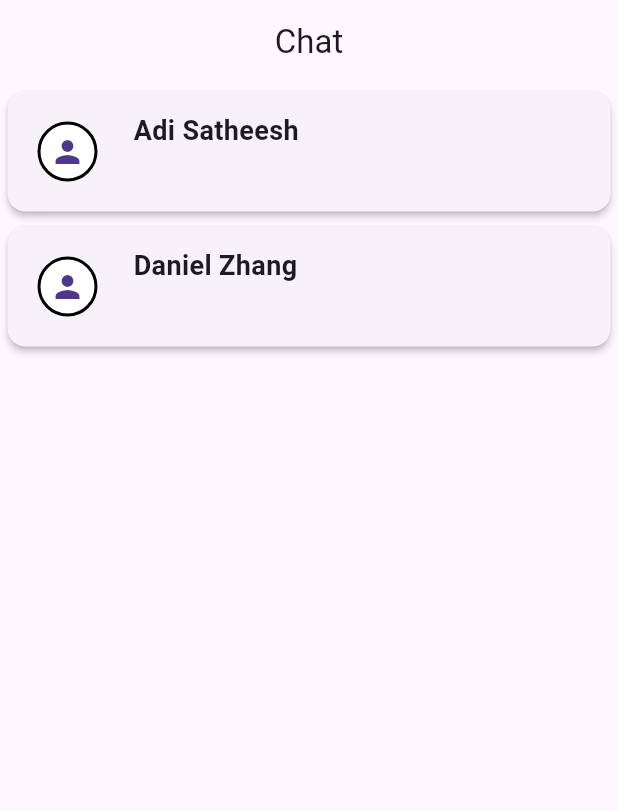
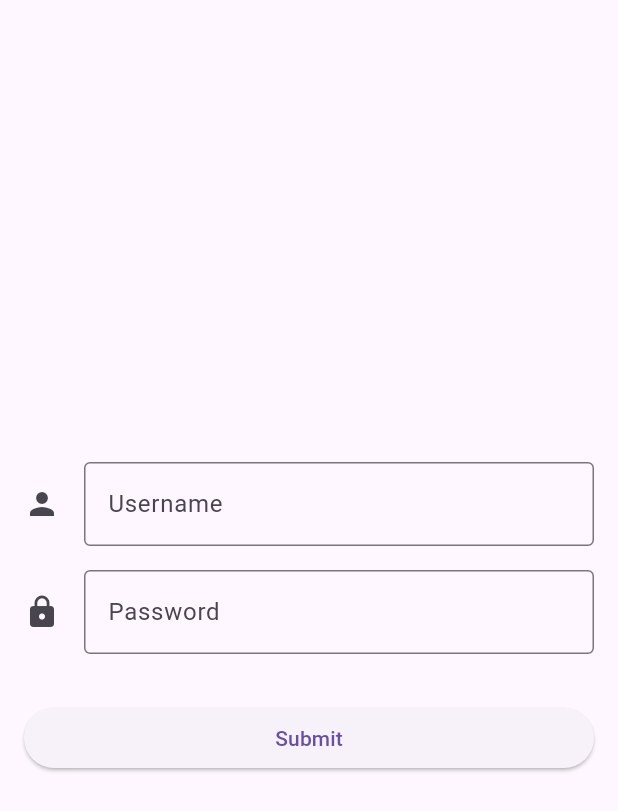
Before and after one commit to funnysomething/chat, a Flutter app: the screen it shows after launch, on a phone screen of 412 x 824 dp. Shown: the top 811 px of the screen. Run offline on Flutter 3.47's test engine with Material 3 defaults, Android fonts, the phone set to English and light mode, and no system bars.

Commit message:
Added client login functionality

```diff
--- a/lib/main.dart
+++ b/lib/main.dart
@@ -12,11 +12,33 @@ Map<String, String> contacts = {
 String username = 'thealphatwo';
 
 final channel = IOWebSocketChannel.connect('ws://192.168.2.126:8764/');
-final messageStream = StreamController<Message>.broadcast();
+final messageStream = channel.stream.asBroadcastStream();
+
+Future<bool> _login(String username, String password) async {
+  try {
+    channel.sink.add('{"type": "login", "username": "$username", "password": "$password"}');
+    var response;
+    await for (var rawMessage in messageStream) {
+      response = json.decode(rawMessage);
+      print("RESPONSE: ${response}");
+      break; // exit the loop after receiving the first message
+    }
+    if (response['Type'] == 'login'){
+      print("Checking status");
+
+      return response['Stat'] == 'true';
+    } else {
+      return false;
+    }
+  } catch(e) {
+    return false;
+  }
+}
+
 
 Future<void> _listenForMessages() async {
   try {
-    await for (var rawMessage in channel.stream) {
+    await for (var rawMessage in messageStream) {
       print('Received message: $rawMessage');
       final dynamic decodedMessage = json.decode(rawMessage);
       if (decodedMessage['type'] == "message"){
@@ -24,7 +46,6 @@ Future<void> _listenForMessages() async {
         final String chatID = decodedMessage['home'].toString();
         Message message = Message(messageText, chatID, false);
         addMessage(chatID, message);
-        messageStream.add(message);
       }
     }
   } catch (error) {
@@ -41,9 +62,7 @@ void addMessage(String chatID, Message message){
 }
 
 void main() {
-  _listenForMessages();
-  channel.sink.add('{"type": "login", "username": "$username", "password": "1234"}');
-  runApp(const MainApp());
+  runApp(MainApp());
 }
 
 class Message {
@@ -62,23 +81,114 @@ class Message {
   }
 }
 
-class MainApp extends StatelessWidget {
-  const MainApp({super.key});
+class MainApp extends StatefulWidget {
+  final bool loggedIn = false;
+
+  @override
+  _MainAppState createState() => _MainAppState();
+}
+
+class _MainAppState extends State<MainApp> {
+  bool loggedIn = false;
+
+  void setLoggedIn(bool value) {
+    setState(() {
+      loggedIn = value;
+    });
+  }
 
   @override
   Widget build(BuildContext context) {
-    return FutureBuilder(
-      future: placeholder(), //readFromFile(),
+    return MaterialApp(
+      home: FutureBuilder(
+        future: placeholder(),
         builder: (BuildContext context, AsyncSnapshot<void> snapshot) {
           if (snapshot.connectionState == ConnectionState.done) {
-          return const MaterialApp(
-            home: MainScreen(),
-          );
+            return loggedIn ? const MainScreen() : LoginScreen(setLoggedIn: setLoggedIn);
           }
           return Container(
             color: Colors.white,
           );
         },
+      ),
+    );
+  }
+}
+
+
+class LoginScreen extends StatefulWidget {
+  const LoginScreen({Key? key, required this.setLoggedIn}) : super(key: key);
+
+  final Function(bool) setLoggedIn;
+
+  @override
+  _LoginScreenState createState() => _LoginScreenState();
+}
+
+class _LoginScreenState extends State<LoginScreen> {
+  final _formKey = GlobalKey<FormState>();
+  final _usernameController = TextEditingController();
+  final _passwordController = TextEditingController();
+
+  @override
+  Widget build(BuildContext context) {
+    return Scaffold(
+      body: Padding(
+        padding: const EdgeInsets.all(16.0),
+        child: Center(
+          child: Form(
+            key: _formKey,
+            child: Column(
+              mainAxisAlignment: MainAxisAlignment.center,
+              crossAxisAlignment: CrossAxisAlignment.stretch,
+              children: <Widget>[
+                TextFormField(
+                  controller: _usernameController,
+                  decoration: InputDecoration(
+                    labelText: 'Username',
+                    border: OutlineInputBorder(),
+                    icon: Icon(Icons.person),
+                  ),
+                  validator: (value) {
+                    if (value!.isEmpty) {
+                      return 'Please enter your username';
+                    }
+                    return null;
+                  },
+                ),
+                const SizedBox(height: 16),
+                TextFormField(
+                  controller: _passwordController,
+                  decoration: InputDecoration(
+                    labelText: 'Password',
+                    border: OutlineInputBorder(),
+                    icon: Icon(Icons.lock),
+                  ),
+                  obscureText: true,
+                  validator: (value) {
+                    if (value!.isEmpty) {
+                      return 'Please enter your password';
+                    }
+                    return null;
+                  },
+                ),
+                const SizedBox(height: 32),
+                ElevatedButton(
+                  onPressed: () async {
+                    if (_formKey.currentState!.validate()) {
+                      if (await _login(_usernameController.text, _passwordController.text)) {
+                        username = _usernameController.text;
+                        widget.setLoggedIn(true);
+                      }
+                    }
+                  },
+                  child: const Text('Submit'),
+                )
+              ],
+            ),
+          ),
+        ),
+      ),
     );
   }
 }
@@ -95,6 +205,7 @@ class _MainScreenState extends State<MainScreen> {
 
   @override
   void initState() {
+    _listenForMessages();
     super.initState();
   }
 
@@ -234,8 +345,6 @@ class _ChatScreenState extends State<ChatScreen> {
       // await writeToFile();
       _textController.clear();
       FocusScope.of(context).unfocus();
-      messageStream.add(message);
-
     } catch (error) {
       print("Error sending message: $error");
     }
@@ -261,7 +370,7 @@ class _ChatPreviewState extends State<ChatPreview> {
   @override
   Widget build(BuildContext context) {
     return StreamBuilder(
-        stream: messageStream.stream,
+        stream: messageStream,
         builder: (context, snapshot) {
           return Text(
             messageList[widget.chatID] != null &&
@@ -295,8 +404,8 @@ class Chats extends StatefulWidget {
 class _ChatsState extends State<Chats> {
   @override
   Widget build(BuildContext context) {
-    return StreamBuilder<Message>(
-      stream: messageStream.stream,
+    return StreamBuilder(
+      stream: messageStream,
       builder: (context, snapshot) {
         return ListView.builder(
           shrinkWrap: true,
```
Lines whose indentation alone changed are shown as unchanged.
